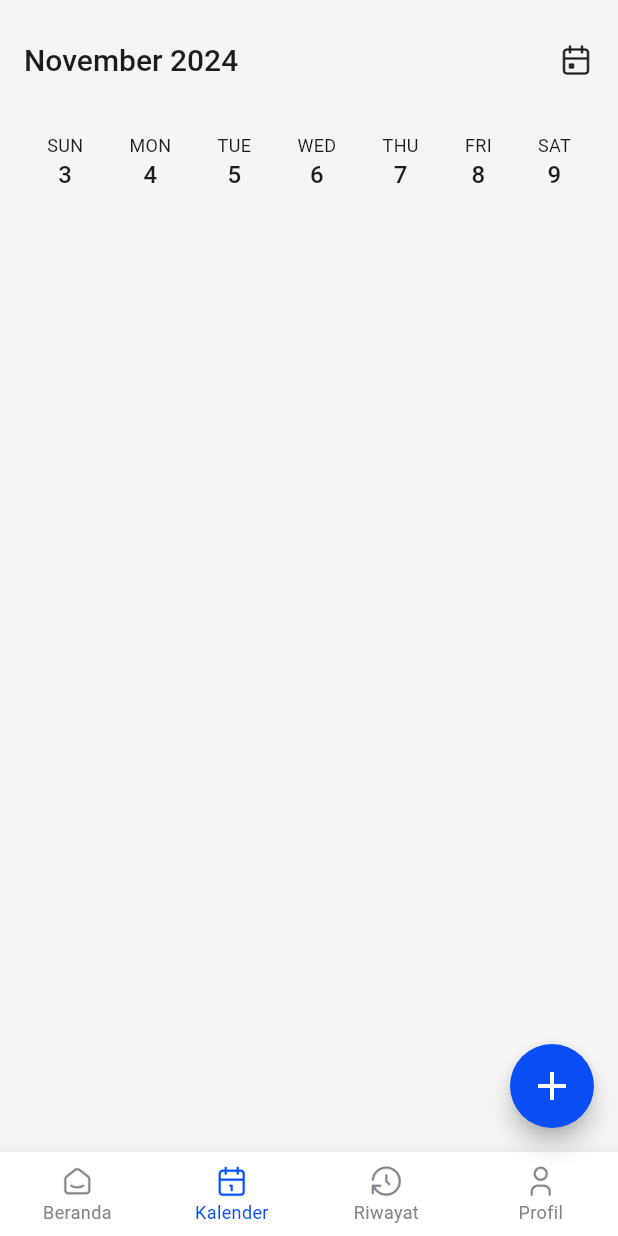
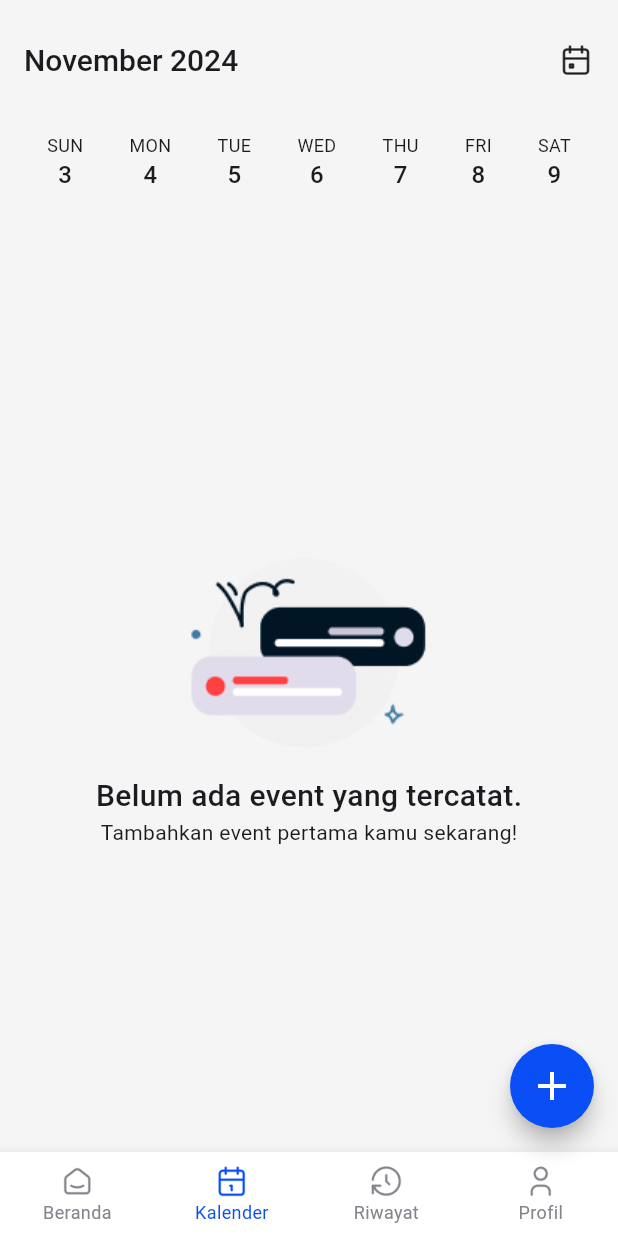
Before and after one commit to ChamillatulLuqianaAgustin/face_count, a Flutter app: the screen it shows once a user with an empty profile is signed in, item 2 of the bottom bar chosen, after a tap on "SUN", on a phone screen of 412 x 824 dp. Run offline on Flutter 3.47's test engine with Material 3 defaults, Android fonts, the phone set to English and light mode, and no system bars; our stand-ins replace cloud_firestore, equatable, firebase_auth, firebase_core, flutter_bloc, image_picker; accounts and stored records are empty; Roboto replaces fonts that are missing (SFProDisplay).

Commit message:
Kalender

```diff
--- a/lib/features/auth/cubit/acara_cubit.dart
+++ b/lib/features/auth/cubit/acara_cubit.dart
@@ -18,15 +18,25 @@ class AcaraCubit extends Cubit<AcaraState> {
     }
   }
 
-  // addAcara()
+  Future<void> getAcaraByDate(DateTime date) async {
+  emit(AcaraLoading());
+  try {
+    final acaraList = await _acara.getAcaraByDate(date);
+    print('Acara for ${date.toString()}: ${acaraList.length} found'); // Debug log
+    emit(AcaraLoaded(acaraList));
+  } catch (e) {
+    print('Error fetching acara: $e'); // Debug log
+    emit(AcaraError(e.toString()));
+  }
+}
 
   Future<void> addAcara({required AcaraModel acara}) async {
   emit(AcaraLoading());
-
   try {
     await _acara.addAcara(acara);
+    print('Acara added: ${acara.nama_acara}, ${acara.tanggal_acara}');
     emit(AddAcaraSuccess());
-      fetchAcara();
+    fetchAcara(); // Fetch acara after adding new one
   } catch (e) {
     emit(AcaraError(e.toString()));
   }
--- a/lib/features/kalender/kalender_page.dart
+++ b/lib/features/kalender/kalender_page.dart
@@ -1,6 +1,9 @@
 import 'package:face_count/configs/theme.dart';
 import 'package:flutter/material.dart';
+import 'package:flutter_bloc/flutter_bloc.dart';
 import 'package:intl/intl.dart';
+import 'package:face_count/features/auth/cubit/acara_cubit.dart';
+import 'package:face_count/features/auth/cubit/acara_state.dart';
 
 import '../beranda/widgets/acara_beranda_card.dart';
 import 'detail_acara_page.dart';
@@ -16,9 +19,17 @@ class _KalenderPageState extends State<KalenderPage> {
   DateTime _selectedDate = DateTime.now();
 
   @override
+  void initState() {
+    super.initState();
+    _fetchEventsForSelectedDate();
+  }
+
+  void _fetchEventsForSelectedDate() {
+    context.read<AcaraCubit>().getAcaraByDate(_selectedDate);
+  }
+
+  @override
   Widget build(BuildContext context) {
-    final isEventEmpty = false;
-
     return Scaffold(
       appBar: AppBar(
         toolbarHeight: 80,
@@ -43,27 +54,22 @@ class _KalenderPageState extends State<KalenderPage> {
       body: Column(
         children: [
           Padding(
-            padding:
-                const EdgeInsets.symmetric(horizontal: 16.0, vertical: 8.0),
+            padding: const EdgeInsets.symmetric(horizontal: 16.0, vertical: 8.0),
             child: Row(
               mainAxisAlignment: MainAxisAlignment.spaceAround,
               children: List.generate(7, (index) {
-                final date = _selectedDate
-                    .add(Duration(days: index - _selectedDate.weekday));
+                final date = _selectedDate.add(Duration(days: index - _selectedDate.weekday));
                 return GestureDetector(
-                  onTap: () => setState(() => _selectedDate = date),
+                  onTap: () {
+                    setState(() {
+                      _selectedDate = date;
+                      _fetchEventsForSelectedDate();
+                    });
+                  },
                   child: Column(
                     children: [
                       Text(
-                        [
-                          'SUN',
-                          'MON',
-                          'TUE',
-                          'WED',
-                          'THU',
-                          'FRI',
-                          'SAT'
-                        ][date.weekday % 7],
+                        ['SUN', 'MON', 'TUE', 'WED', 'THU', 'FRI', 'SAT'][date.weekday % 7],
                         style: regularTS.copyWith(fontSize: 12),
                       ),
                       Text(
@@ -86,8 +92,14 @@ class _KalenderPageState extends State<KalenderPage> {
           ),
           const SizedBox(height: 16),
           Expanded(
-            child: isEventEmpty
-                ? Center(
+            child: BlocBuilder<AcaraCubit, AcaraState>(
+              builder: (context, state) {
+                if (state is AcaraLoading) {
+                  return Center(child: CircularProgressIndicator());
+                } else if (state is AcaraLoaded) {
+                  final acaraList = state.acaraList;
+                  if (acaraList.isEmpty) {
+                    return Center(
                       child: Column(
                         mainAxisAlignment: MainAxisAlignment.center,
                         children: [
@@ -102,88 +114,43 @@ class _KalenderPageState extends State<KalenderPage> {
                           )
                         ],
                       ),
-                  )
-                : ListView(
+                    );
+                  } else {
+                    return ListView.builder(
                       padding: const EdgeInsets.all(16),
-                    children: [
-                      // GestureDetector(
-                      //   onTap: () {
-                      //     Navigator.push(
-                      //       context,
-                      //       MaterialPageRoute(
-                      //         builder: (context) => DetailAcaraPage(
-                      //           title: 'Seminar Nasional',
-                      //           subtitle: 'Tips Belajar Machine Learning',
-                      //           date: 'Selasa, 16 Sep 2024',
-                      //           time: '08:00 - 12:00',
-                      //           place: 'Auditorium Lt.8',
-                      //           attendees: '500 orang',
-                      //         ),
-                      //       ),
-                      //     );
-                      //   },
-                      //   child: AcaraBerandaCard(
-                      //     leftColor: purple950,
-                      //     rightColor: purpleBase,
-                      //     title: 'Seminar Nasional',
-                      //     status: 'Akan Datang',
-                      //     time: '08.00 - 12.00',
-                      //     place: 'Auditorium Lt. 8',
-                      //   ),
-                      // ),
-                      const SizedBox(height: 8),
-                      // GestureDetector(
-                      //   onTap: () {
-                      //     Navigator.push(
-                      //       context,
-                      //       MaterialPageRoute(
-                      //         builder: (context) => DetailAcaraPage(
-                      //           title: 'Kuliah Tamu',
-                      //           subtitle: 'Pembicara Tamu dari Industri',
-                      //           date: 'Rabu, 17 Sep 2024',
-                      //           time: '10:00 - 14:00',
-                      //           place: 'Auditorium Lt.8',
-                      //           attendees: '300 orang',
-                      //         ),
-                      //       ),
-                      //     );
-                      //   },
-                      //   child: AcaraBerandaCard(
-                      //     leftColor: red950,
-                      //     rightColor: redBase,
-                      //     title: 'Kuliah Tamu',
-                      //     status: 'Akan Datang',
-                      //     time: '10.00 - 14.00',
-                      //     place: 'Auditorium Lt. 8',
-                      //   ),
-                      // ),
-                      const SizedBox(height: 8),
-                      // GestureDetector(
-                      //   onTap: () {
-                      //     Navigator.push(
-                      //       context,
-                      //       MaterialPageRoute(
-                      //         builder: (context) => DetailAcaraPage(
-                      //           title: 'Workshop',
-                      //           subtitle: 'Pelatihan Keterampilan Teknis',
-                      //           date: 'Kamis, 18 Sep 2024',
-                      //           time: '09:00 - 15:00',
-                      //           place: 'Ruang Lab 1',
-                      //           attendees: '100 orang',
-                      //         ),
-                      //       ),
-                      //     );
-                      //   },
-                      //   child: AcaraBerandaCard(
-                      //     leftColor: primary950,
-                      //     rightColor: primaryBase,
-                      //     title: 'Workshop',
-                      //     status: 'Berlangsung',
-                      //     time: '09.00 - 15.00',
-                      //     place: 'Ruang Lab 1',
-                      //   ),
-                      // ),
-                    ],
+                      itemCount: acaraList.length,
+                      itemBuilder: (context, index) {
+                        final acara = acaraList[index];
+                        return GestureDetector(
+                          onTap: () {
+                            Navigator.push(
+                              context,
+                              MaterialPageRoute(
+                                builder: (context) => DetailAcaraPage(
+                                  title: acara.nama_acara ?? '',
+                                  subtitle: acara.desc_acara ?? '',
+                                  date: DateFormat('EEEE, d MMM yyyy').format(acara.tanggal_acara ?? DateTime.now()),
+                                  time: '${acara.waktu_mulai} - ${acara.waktu_selesai}',
+                                  place: acara.tempat_acara ?? '',
+                                  attendees: '${acara.jumlah_partisipan} orang',
+                                ),
+                              ),
+                            );
+                          },
+                          child: AcaraBerandaCard(
+                            leftColor: Colors.blue,
+                            rightColor: Colors.lightBlue,
+                            acaraModel: acara,
+                          ),
+                        );
+                      },
+                    );
+                  }
+                } else if (state is AcaraError) {
+                  return Center(child: Text('Failed to load events: ${state.message}'));
+                }
+                return Center(child: Text('No events'));
+              },
             ),
           ),
         ],
@@ -199,7 +166,10 @@ class _KalenderPageState extends State<KalenderPage> {
       lastDate: DateTime(2101),
     );
     if (picked != null && picked != _selectedDate) {
-      setState(() => _selectedDate = picked);
+      setState(() {
+        _selectedDate = picked;
+        _fetchEventsForSelectedDate();
+      });
     }
   }
 }
--- a/lib/services/acara_service.dart
+++ b/lib/services/acara_service.dart
@@ -6,10 +6,8 @@ class AcaraService {
   Future<List<AcaraModel>> getAcara() async {
     print('Fetching acara data from Firestore...');
     try {
-      final snapshot =
-          await FirebaseFirestore.instance.collection('acara').get();
-      print(
-          'Firestore query successful. Documents found: ${snapshot.docs.length}');
+      final snapshot = await FirebaseFirestore.instance.collection('acara').get();
+      print('Firestore query successful. Documents found: ${snapshot.docs.length}');
       return snapshot.docs.map((document) {
         return AcaraModel.fromMap(document.data());
       }).toList();
@@ -19,12 +17,33 @@ class AcaraService {
     }
   }
 
+  Future<List<AcaraModel>> getAcaraByDate(DateTime date) async {
+    print('Fetching acara data for date: $date');
+    try {
+      // Format the date to remove time components (optional)
+      DateTime startOfDay = DateTime(date.year, date.month, date.day, 0, 0, 0);
+      DateTime endOfDay = DateTime(date.year, date.month, date.day, 23, 59, 59);
+
+      final snapshot = await FirebaseFirestore.instance
+          .collection('acara')
+          .where('date', isGreaterThanOrEqualTo: startOfDay)
+          .where('date', isLessThanOrEqualTo: endOfDay)
+          .get();
+
+      print('Firestore query successful. Documents found: ${snapshot.docs.length}');
+      return snapshot.docs.map((document) {
+        return AcaraModel.fromMap(document.data());
+      }).toList();
+    } catch (e) {
+      print('Error fetching acara data by date: $e');
+      rethrow;
+    }
+  }
+
   Future<void> addAcara(AcaraModel acara) async {
-    final CollectionReference userOrders =
-        FirebaseFirestore.instance.collection('acara');
-
+    final CollectionReference acaraCollection = FirebaseFirestore.instance.collection('acara');
     try {
-      await userOrders.doc(acara.id_acara).set(acara.toMap());
+      await acaraCollection.doc(acara.id_acara).set(acara.toMap());
     } catch (e) {
       rethrow;
     }
--- a/pubspec.yaml
+++ b/pubspec.yaml
@@ -19,7 +19,7 @@ publish_to: "none" # Remove this line if you wish to publish to pub.dev
 version: 1.0.0+1
 
 environment:
-  sdk: 3.6.0-198.0.dev
+  sdk: ^3.6.0-198.0.dev
   # sdk: ^3.5.2
 
 # Dependencies specify other packages that your package needs in order to work.
```
Also changed, not shown: pubspec.lock. Lines whose indentation alone changed are shown as unchanged.
